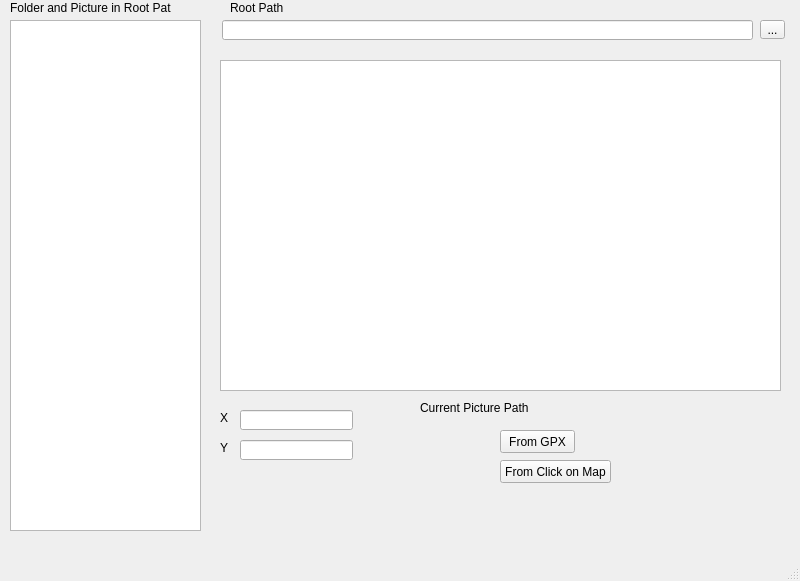
This is protoComitePhoto.ui in frpin33/geoRef_QGIS as Qt 5 draws it before an edit. The edited form follows.
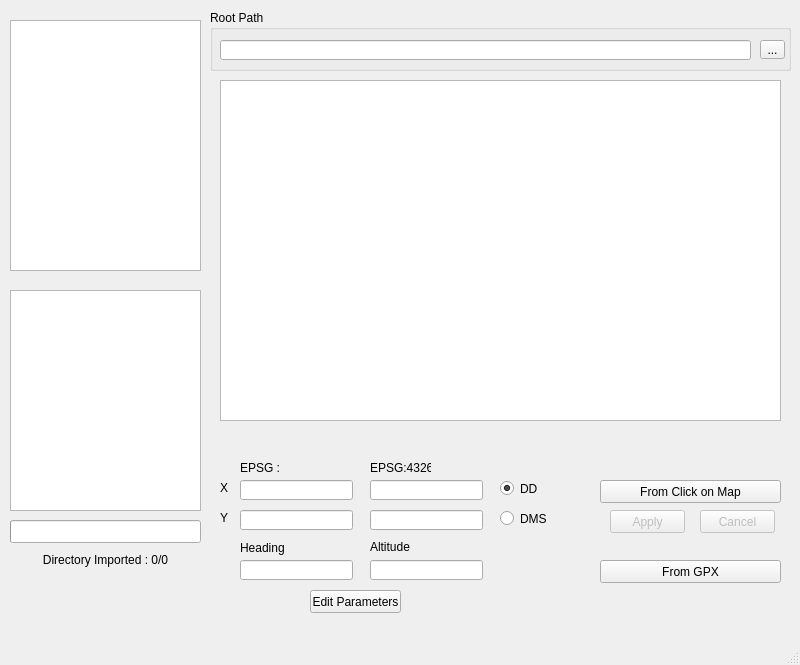
This is the edited form.

What changed in the file:
```diff
--- a/protoComitePhoto.ui
+++ b/protoComitePhoto.ui
@@ -7,53 +7,20 @@
     <x>0</x>
     <y>0</y>
     <width>800</width>
-    <height>581</height>
+    <height>665</height>
    </rect>
   </property>
   <property name="windowTitle">
    <string>MainWindow</string>
   </property>
   <widget class="QWidget" name="centralwidget">
-   <widget class="QTreeView" name="treeView">
-    <property name="geometry">
-     <rect>
-      <x>10</x>
-      <y>20</y>
-      <width>191</width>
-      <height>511</height>
-     </rect>
-    </property>
-   </widget>
-   <widget class="QToolButton" name="toolButton">
-    <property name="geometry">
-     <rect>
-      <x>760</x>
-      <y>20</y>
-      <width>25</width>
-      <height>19</height>
-     </rect>
-    </property>
-    <property name="text">
-     <string>...</string>
-    </property>
-   </widget>
-   <widget class="QLineEdit" name="lineEdit">
-    <property name="geometry">
-     <rect>
-      <x>222</x>
-      <y>20</y>
-      <width>531</width>
-      <height>20</height>
-     </rect>
-    </property>
-   </widget>
    <widget class="QGraphicsView" name="graphicsView">
     <property name="geometry">
      <rect>
       <x>220</x>
-      <y>60</y>
+      <y>80</y>
       <width>561</width>
-      <height>331</height>
+      <height>341</height>
      </rect>
     </property>
    </widget>
@@ -61,17 +28,20 @@
     <property name="geometry">
      <rect>
       <x>240</x>
-      <y>410</y>
+      <y>480</y>
       <width>113</width>
       <height>20</height>
      </rect>
     </property>
+    <property name="readOnly">
+     <bool>true</bool>
+    </property>
    </widget>
    <widget class="QLabel" name="label">
     <property name="geometry">
      <rect>
       <x>220</x>
-      <y>410</y>
+      <y>480</y>
       <width>21</width>
       <height>16</height>
      </rect>
@@ -84,7 +54,7 @@
     <property name="geometry">
      <rect>
       <x>220</x>
-      <y>440</y>
+      <y>510</y>
       <width>16</width>
       <height>16</height>
      </rect>
@@ -97,18 +67,21 @@
     <property name="geometry">
      <rect>
       <x>240</x>
-      <y>440</y>
+      <y>510</y>
       <width>113</width>
       <height>20</height>
      </rect>
     </property>
+    <property name="readOnly">
+     <bool>true</bool>
+    </property>
    </widget>
    <widget class="QPushButton" name="pushButton">
     <property name="geometry">
      <rect>
-      <x>500</x>
-      <y>430</y>
-      <width>75</width>
+      <x>600</x>
+      <y>560</y>
+      <width>181</width>
       <height>23</height>
      </rect>
     </property>
@@ -119,53 +92,319 @@
    <widget class="QPushButton" name="pushButton_2">
     <property name="geometry">
      <rect>
-      <x>500</x>
-      <y>460</y>
-      <width>111</width>
+      <x>600</x>
+      <y>480</y>
+      <width>181</width>
       <height>23</height>
      </rect>
     </property>
     <property name="text">
      <string>From Click on Map</string>
     </property>
+    <property name="checkable">
+     <bool>false</bool>
+    </property>
    </widget>
    <widget class="QLabel" name="label_3">
     <property name="geometry">
      <rect>
-      <x>420</x>
-      <y>400</y>
-      <width>111</width>
+      <x>220</x>
+      <y>420</y>
+      <width>561</width>
       <height>16</height>
      </rect>
     </property>
     <property name="text">
-     <string>Current Picture Path</string>
+     <string/>
+    </property>
+   </widget>
+   <widget class="QLineEdit" name="lineEditXCoordStand">
+    <property name="geometry">
+     <rect>
+      <x>370</x>
+      <y>480</y>
+      <width>113</width>
+      <height>20</height>
+     </rect>
+    </property>
+    <property name="readOnly">
+     <bool>true</bool>
+    </property>
+   </widget>
+   <widget class="QLineEdit" name="lineEditYCoordStand">
+    <property name="geometry">
+     <rect>
+      <x>370</x>
+      <y>510</y>
+      <width>113</width>
+      <height>20</height>
+     </rect>
+    </property>
+    <property name="readOnly">
+     <bool>true</bool>
+    </property>
+   </widget>
+   <widget class="QGroupBox" name="groupBox">
+    <property name="geometry">
+     <rect>
+      <x>210</x>
+      <y>10</y>
+      <width>581</width>
+      <height>61</height>
+     </rect>
+    </property>
+    <property name="title">
+     <string>Root Path</string>
+    </property>
+    <widget class="QLineEdit" name="lineEditRootPath">
+     <property name="geometry">
+      <rect>
+       <x>10</x>
+       <y>30</y>
+       <width>531</width>
+       <height>20</height>
+      </rect>
+     </property>
+    </widget>
+    <widget class="QToolButton" name="toolButton">
+     <property name="geometry">
+      <rect>
+       <x>550</x>
+       <y>30</y>
+       <width>25</width>
+       <height>19</height>
+      </rect>
+     </property>
+     <property name="text">
+      <string>...</string>
+     </property>
+    </widget>
+   </widget>
+   <widget class="QTreeWidget" name="treeWidget">
+    <property name="geometry">
+     <rect>
+      <x>10</x>
+      <y>20</y>
+      <width>191</width>
+      <height>251</height>
+     </rect>
+    </property>
+    <property name="autoScroll">
+     <bool>false</bool>
+    </property>
+    <property name="alternatingRowColors">
+     <bool>true</bool>
+    </property>
+    <property name="headerHidden">
+     <bool>true</bool>
+    </property>
+    <column>
+     <property name="text">
+      <string notr="true">1</string>
+     </property>
+    </column>
+   </widget>
+   <widget class="QListWidget" name="listAvailablePic">
+    <property name="geometry">
+     <rect>
+      <x>10</x>
+      <y>290</y>
+      <width>191</width>
+      <height>221</height>
+     </rect>
+    </property>
+    <property name="autoScroll">
+     <bool>false</bool>
+    </property>
+    <property name="alternatingRowColors">
+     <bool>true</bool>
+    </property>
+   </widget>
+   <widget class="QLabel" name="labelEPSG">
+    <property name="geometry">
+     <rect>
+      <x>240</x>
+      <y>460</y>
+      <width>91</width>
+      <height>16</height>
+     </rect>
+    </property>
+    <property name="text">
+     <string>EPSG :</string>
     </property>
    </widget>
    <widget class="QLabel" name="label_4">
     <property name="geometry">
      <rect>
-      <x>230</x>
-      <y>0</y>
+      <x>370</x>
+      <y>460</y>
       <width>61</width>
       <height>16</height>
      </rect>
     </property>
     <property name="text">
-     <string>Root Path</string>
+     <string>EPSG:4326</string>
     </property>
    </widget>
-   <widget class="QLabel" name="label_5">
+   <widget class="QLineEdit" name="lineEditHeading">
     <property name="geometry">
      <rect>
-      <x>10</x>
-      <y>0</y>
-      <width>161</width>
+      <x>240</x>
+      <y>560</y>
+      <width>113</width>
+      <height>20</height>
+     </rect>
+    </property>
+    <property name="readOnly">
+     <bool>true</bool>
+    </property>
+   </widget>
+   <widget class="QLabel" name="label_6">
+    <property name="geometry">
+     <rect>
+      <x>240</x>
+      <y>540</y>
+      <width>51</width>
       <height>16</height>
      </rect>
     </property>
     <property name="text">
-     <string>Folder and Picture in Root Path</string>
+     <string>Heading</string>
+    </property>
+   </widget>
+   <widget class="QLabel" name="label_7">
+    <property name="geometry">
+     <rect>
+      <x>370</x>
+      <y>540</y>
+      <width>47</width>
+      <height>13</height>
+     </rect>
+    </property>
+    <property name="text">
+     <string>Altitude</string>
+    </property>
+   </widget>
+   <widget class="QLineEdit" name="lineEditAltitude">
+    <property name="geometry">
+     <rect>
+      <x>370</x>
+      <y>560</y>
+      <width>113</width>
+      <height>20</height>
+     </rect>
+    </property>
+    <property name="readOnly">
+     <bool>true</bool>
+    </property>
+   </widget>
+   <widget class="QPushButton" name="pushButtonAltitude">
+    <property name="geometry">
+     <rect>
+      <x>310</x>
+      <y>590</y>
+      <width>91</width>
+      <height>23</height>
+     </rect>
+    </property>
+    <property name="text">
+     <string>Edit Parameters</string>
+    </property>
+   </widget>
+   <widget class="QProgressBar" name="progressBar">
+    <property name="geometry">
+     <rect>
+      <x>10</x>
+      <y>520</y>
+      <width>191</width>
+      <height>23</height>
+     </rect>
+    </property>
+    <property name="value">
+     <number>0</number>
+    </property>
+    <property name="textVisible">
+     <bool>false</bool>
+    </property>
+   </widget>
+   <widget class="QLabel" name="labelProgress">
+    <property name="geometry">
+     <rect>
+      <x>10</x>
+      <y>550</y>
+      <width>191</width>
+      <height>20</height>
+     </rect>
+    </property>
+    <property name="text">
+     <string>Directory Imported : 0/0</string>
+    </property>
+    <property name="alignment">
+     <set>Qt::AlignCenter</set>
+    </property>
+   </widget>
+   <widget class="QRadioButton" name="radioButtonDD">
+    <property name="geometry">
+     <rect>
+      <x>500</x>
+      <y>480</y>
+      <width>82</width>
+      <height>17</height>
+     </rect>
+    </property>
+    <property name="text">
+     <string>DD</string>
+    </property>
+    <property name="checked">
+     <bool>true</bool>
+    </property>
+   </widget>
+   <widget class="QRadioButton" name="radioButtonDMS">
+    <property name="geometry">
+     <rect>
+      <x>500</x>
+      <y>510</y>
+      <width>82</width>
+      <height>17</height>
+     </rect>
+    </property>
+    <property name="text">
+     <string>DMS</string>
+    </property>
+    <property name="checked">
+     <bool>false</bool>
+    </property>
+   </widget>
+   <widget class="QPushButton" name="pushButtonApplyClick">
+    <property name="enabled">
+     <bool>false</bool>
+    </property>
+    <property name="geometry">
+     <rect>
+      <x>610</x>
+      <y>510</y>
+      <width>75</width>
+      <height>23</height>
+     </rect>
+    </property>
+    <property name="text">
+     <string>Apply</string>
+    </property>
+   </widget>
+   <widget class="QPushButton" name="pushButtonCancelClick">
+    <property name="enabled">
+     <bool>false</bool>
+    </property>
+    <property name="geometry">
+     <rect>
+      <x>700</x>
+      <y>510</y>
+      <width>75</width>
+      <height>23</height>
+     </rect>
+    </property>
+    <property name="text">
+     <string>Cancel</string>
     </property>
    </widget>
   </widget>
```
Left out of the diff: 16 changed lines with no effect on the pictures.
